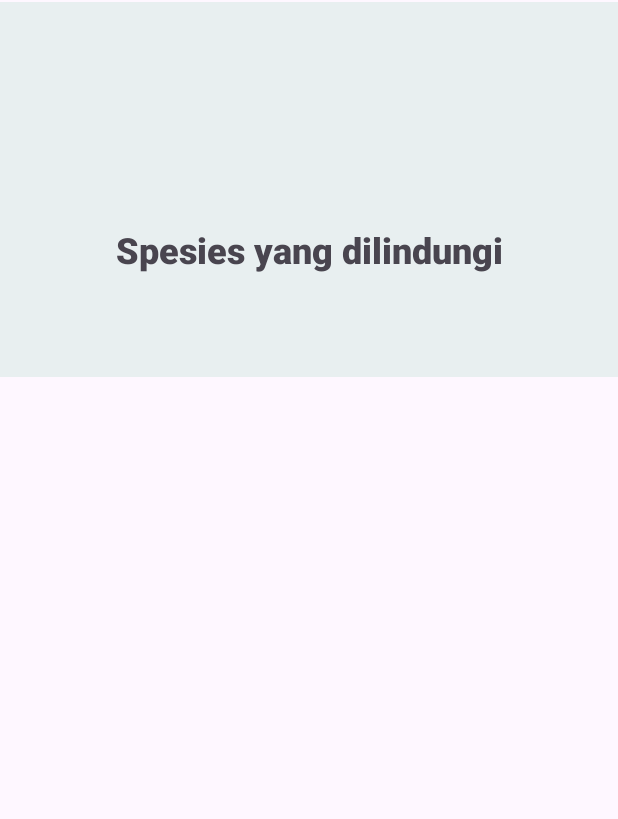
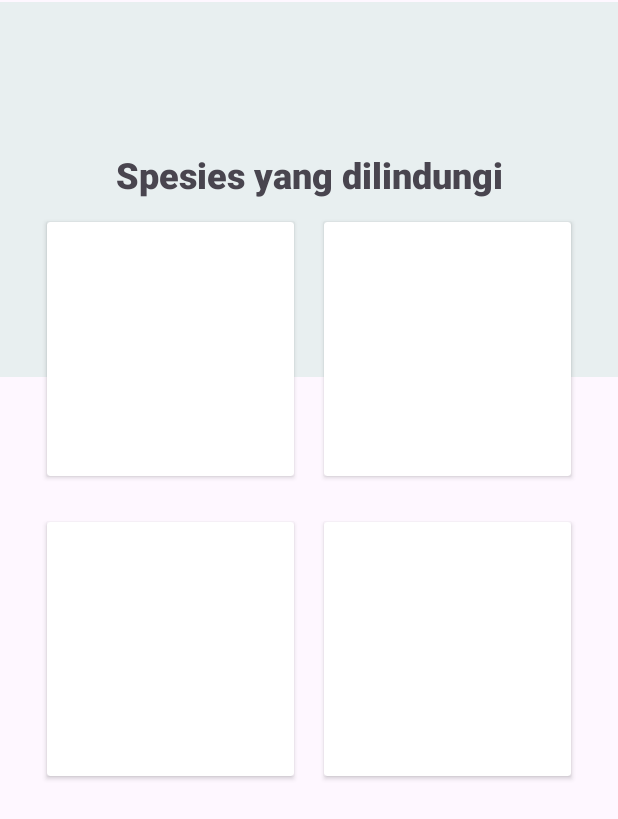
Before and after one commit to RismaOktaviani/TA-PM1-IF22DX-RISFARA, an Android app: the layout activitymenu.xml on its own in the app's theme, with its tools: preview values and no code run, on a phone screen of 412 x 824 dp. Shown: the top 819 px of the screen. Run offline under Robolectric (Android 15) with nearby library versions, the phone set to English and light mode, and no system bars; Roboto replaces fonts that are not available here.

Commit message:
MASTER : UPDATE FRAME GRID

```diff
--- a/SEACRARE - RISFARA/PROGRAM/app/src/main/res/layout/activitymenu.xml
+++ b/SEACRARE - RISFARA/PROGRAM/app/src/main/res/layout/activitymenu.xml
@@ -19,7 +19,7 @@
         android:layout_width="match_parent"
         android:layout_height="match_parent"
         android:layout_marginLeft="16dp"
-        android:layout_marginTop="150dp"
+        android:layout_marginTop="100dp"
         android:layout_marginRight="16dp"
         android:orientation="vertical">
 
@@ -32,15 +32,44 @@
             android:textAlignment="center"
             android:textSize="24sp" />
 
+        <LinearLayout
+            android:layout_width="match_parent"
+            android:layout_height="200dp"
+            android:orientation="horizontal"
+            android:padding="5dp">
+
+            <androidx.cardview.widget.CardView
+                android:layout_width="match_parent"
+                android:layout_height="match_parent"
+                android:layout_margin="10dp"
+                android:layout_weight="1" />
+
+            <androidx.cardview.widget.CardView
+                android:layout_width="match_parent"
+                android:layout_height="match_parent"
+                android:layout_margin="10dp"
+                android:layout_weight="1" />
+        </LinearLayout>
+
+        <LinearLayout
+            android:layout_width="match_parent"
+            android:layout_height="200dp"
+            android:orientation="horizontal"
+            android:padding="5dp">
+
+            <androidx.cardview.widget.CardView
+                android:layout_width="match_parent"
+                android:layout_height="match_parent"
+                android:layout_margin="10dp"
+                android:layout_weight="1" />
+
+            <androidx.cardview.widget.CardView
+                android:layout_width="match_parent"
+                android:layout_height="match_parent"
+                android:layout_margin="10dp"
+                android:layout_weight="1" />
+        </LinearLayout>
+
     </LinearLayout>
 
-    <LinearLayout
-        android:layout_width="match_parent"
-        android:layout_height="match_parent"
-        android:orientation="horizontal"></LinearLayout>
-
-    <LinearLayout
-        android:layout_width="match_parent"
-        android:layout_height="match_parent"
-        android:orientation="horizontal"></LinearLayout>
 </RelativeLayout>
```
